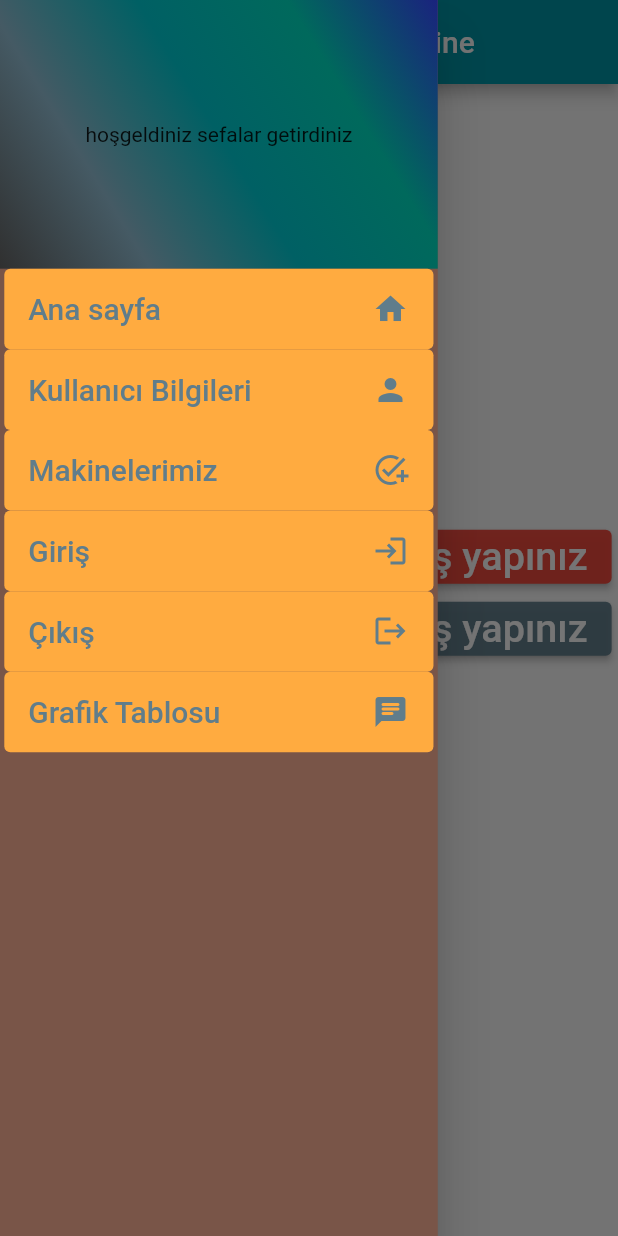
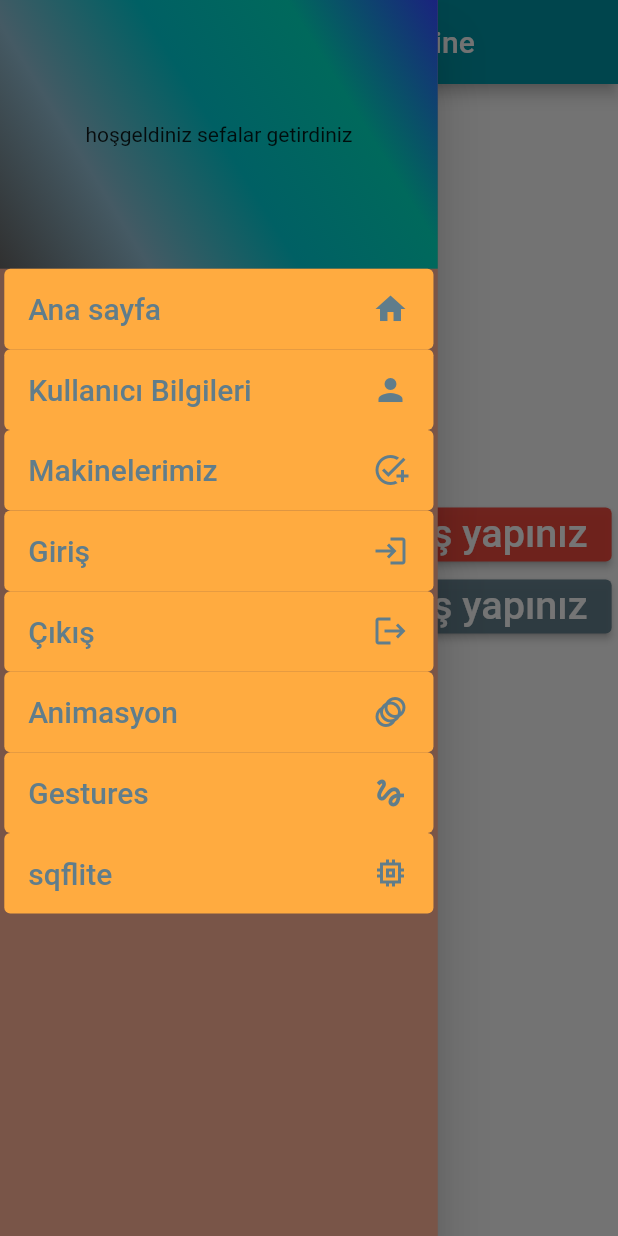
Before and after one commit to EskiDostum/3301456_203301078, a Flutter app: the Animationone screen opened by its route, with the side drawer open, on a phone screen of 412 x 824 dp. Run offline on Flutter 3.47's test engine with Material 2 defaults, Android fonts, the light colour scheme and no system bars; our stand-ins replace cloud_firestore, dio, firebase_auth, firebase_core, flutter_screenutil, get and 2 more; accounts and stored records are empty.

Commit message:
son aşamalar

```diff
--- a/lib/pages/animasyon/animation_one.dart
+++ b/lib/pages/animasyon/animation_one.dart
@@ -84,13 +84,18 @@ class _AnimationoneState extends State<Animationone>
                 )),
             Container(
               color: animation.value,
-              height: 75.h,
-              width: 75.w,
+              height: 100.h,
+              width: 100.w,
               child: InkWell(
                 child: const Center(
-                  child: Text("Grafik sayfası "),
+                  child: Text(
+                    "Grafik sayfası ",
+                    style: TextStyle(fontSize: 20, color: Colors.orange),
+                  ),
                 ),
-                onTap: () {},
+                onTap: () {
+                  Get.toNamed(Routes.Graphic);
+                },
               ),
             )
           ],
--- a/lib/routes/apppages.dart
+++ b/lib/routes/apppages.dart
@@ -25,7 +25,7 @@ import '../denemeleriçinfirestore/firestore.dart';
 part 'approuters.dart';
 
 class AppPages {
-  static const INITIAL = Routes.litedata;
+  static const INITIAL = Routes.HOME;
   static final routes = [
     GetPage(name: "/errorpage", page: () => ErrorPage()),
     GetPage(name: "/homepage", page: () => HomePage()),
--- a/lib/widgets/drawerbuild.dart
+++ b/lib/widgets/drawerbuild.dart
@@ -1,3 +1,4 @@
+import 'package:firebase_auth/firebase_auth.dart';
 import 'package:flutter/material.dart';
 import 'package:flutter_screenutil/flutter_screenutil.dart';
 import 'package:mobilprogramlamaodev/routes/apppages.dart';
@@ -9,6 +10,7 @@ class DrawerBuildWidget extends StatelessWidget {
 
   @override
   Widget build(BuildContext context) {
+    FirebaseAuth auth = FirebaseAuth.instance;
 // Drawer
     return SizedBox(
       // normalde container hata olursa dönüştür
@@ -65,15 +67,28 @@ class DrawerBuildWidget extends StatelessWidget {
               butonbuild2(
                   text: "Çıkış",
                   onPressed: () {
+                    auth.signOut();
                     Get.toNamed(Routes.SIGNIN);
                   },
                   icon: Icons.logout),
               butonbuild2(
-                  text: "Grafik Tablosu",
+                  text: "Animasyon",
                   onPressed: () {
-                    Get.toNamed(Routes.Graphic);
+                    Get.toNamed(Routes.Animationone);
                   },
-                  icon: Icons.chat_rounded),
+                  icon: Icons.animation),
+              butonbuild2(
+                  text: "Gestures ",
+                  onPressed: () {
+                    Get.toNamed(Routes.gesture);
+                  },
+                  icon: Icons.gesture),
+              butonbuild2(
+                  text: "sqflite  ",
+                  onPressed: () {
+                    Get.toNamed(Routes.litedata);
+                  },
+                  icon: Icons.memory_sharp),
             ],
           ),
         ]),
```
